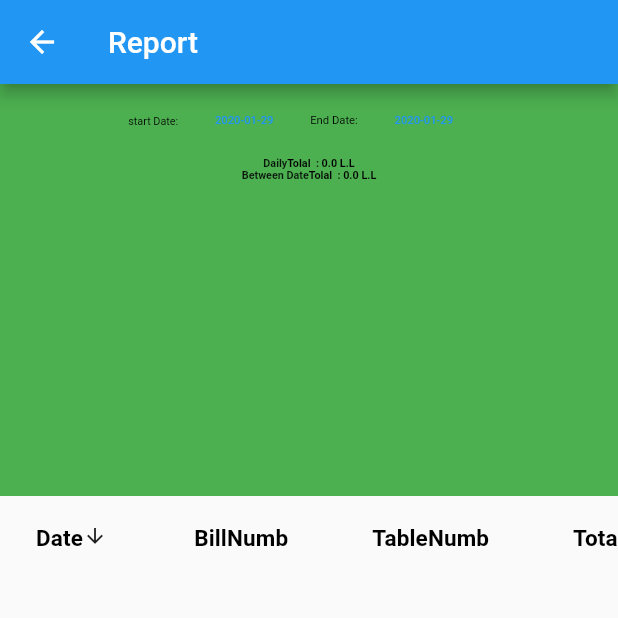
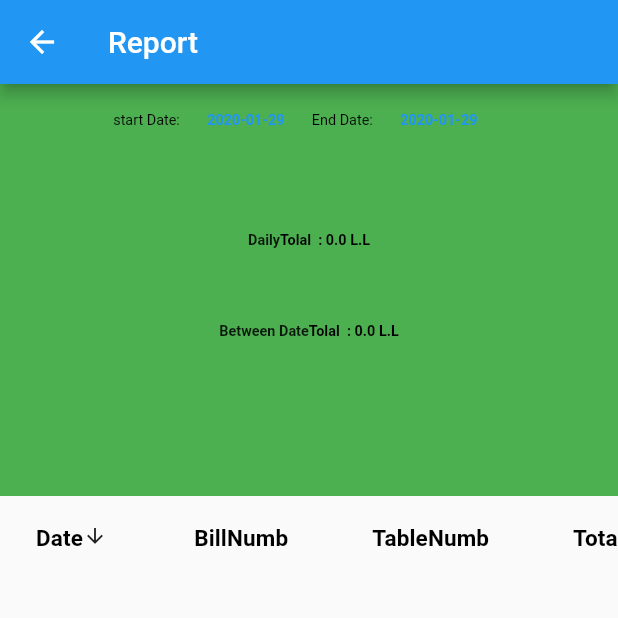
Before and after one commit to kassemxx1/caffe, a Flutter app: the ReportScreen screen opened by its route, on a phone screen of 412 x 824 dp, the top half of it. Run offline on Flutter 3.47's test engine with Material 2 defaults, Android fonts, the phone set to English and light mode, and no system bars; our stand-ins replace date_format, dropdown_formfield, flutter_datetime_picker, modal_progress_hud, pdf, printing; missing offline and left inert: dart:html, database, flutter_counter; network calls fail.

Commit message:
print design

```diff
--- a/lib/Report_Screen.dart
+++ b/lib/Report_Screen.dart
@@ -1,10 +1,10 @@
 import 'dart:convert';
-
 import 'package:database/database.dart';
 import 'package:flutter/material.dart';
 import 'package:date_format/date_format.dart';
 import 'package:flutter_datetime_picker/flutter_datetime_picker.dart';
 import 'package:http/http.dart' as http;
+
 import 'Main_Screen.dart';
 
 
@@ -20,6 +20,7 @@ class ReportScreen extends StatefulWidget {
 }
 
 class _ReportScreenState extends State<ReportScreen> {
+  var today = new DateTime(year, month, day, 0, 0, 0, 0, 0);
   var tomorow = new DateTime(year, month, day, 23, 59, 59, 99, 99);
   var startDate = DateTime(year, month, day, 0, 0, 0, 0, 0);
   var endDate = new DateTime(year, month, day, 23, 59, 59, 99, 99);
@@ -130,7 +131,7 @@ var itemlist;
                     Row(
                       mainAxisAlignment: MainAxisAlignment.center,
                       children: <Widget>[
-                        Text('start Date:',style: TextStyle(fontSize: 35*data.size.width/2000,color: Colors.black),),
+                        Text('start Date:',style: TextStyle(fontSize: 35*data.size.width/1500,color: Colors.black),),
                         FlatButton(
                             onPressed: () {
                               DatePicker.showDatePicker(context,
@@ -141,7 +142,6 @@ var itemlist;
                                     setState(() {
                                       startDate = new DateTime(date.year,date.month,date.day,0,0,0);
                                     });
-                                    print(startDate);
                                     gettransationdate(startDate, endDate);
                                   },
                                   currentTime: DateTime.now(),
@@ -155,13 +155,13 @@ var itemlist;
                                 '-',
                                 dd
                               ])}',
-                              style: TextStyle(color: Colors.blue,fontSize:35*data.size.width/1920.0),
+                              style: TextStyle(color: Colors.blue,fontSize:35*data.size.width/1500.0,fontWeight: FontWeight.bold),
                             )),
                       ],
                     ),
                     Row(
                       children: <Widget>[
-                        Text('End Date:',style: TextStyle(fontSize: 35*data.size.width/1920.0,color: Colors.black)),
+                        Text('End Date:',style: TextStyle(fontSize: 35*data.size.width/1500.0,color: Colors.black)),
                         FlatButton(
                             onPressed: () {
                               DatePicker.showDatePicker(context,
@@ -186,16 +186,19 @@ var itemlist;
                                 '-',
                                 dd
                               ])}',
-                              style: TextStyle(color: Colors.blue,fontSize: 35*data.size.width/1920.0),
+                              style: TextStyle(color: Colors.blue,fontSize: 35*data.size.width/1500.0,fontWeight: FontWeight.bold),
                             )),
                       ],
                     ),
                   ],
                 ),
+                SizedBox(
+                  height: 50,
+                ),
                 Row(
                   mainAxisAlignment: MainAxisAlignment.center,
                   children: <Widget>[
-                    Text('Daily',style: TextStyle(fontSize: 35*data.size.width/2000,fontWeight: FontWeight.bold,),),
+                    Text('Daily',style: TextStyle(fontSize: 35*data.size.width/1500,fontWeight: FontWeight.bold,),),
                     FutureBuilder(
                         builder:
                             (BuildContext context, AsyncSnapshot<double> qttnumbr) {
@@ -204,18 +207,21 @@ var itemlist;
                               'Tolal  : ${qttnumbr.data} L.L',
                               style: TextStyle(color: Colors.black,
                                   fontWeight: FontWeight.bold,
-                                  fontSize: 35*data.size.width/2000),
+                                  fontSize: 35*data.size.width/1500),
                             ),
                           );
                         },
                         initialData: 1.0,
-                        future:getalltransactiondate(startDate, tomorow)),
+                        future:getalltransactiondate(today, tomorow)),
                   ],
+                ),
+                SizedBox(
+                  height: 50,
                 ),
                 Row(
                   mainAxisAlignment: MainAxisAlignment.center,
                   children: <Widget>[
-                    Text('Between Date',style: TextStyle(fontSize: 35*data.size.width/2000,fontWeight: FontWeight.bold,),),
+                    Text('Between Date',style: TextStyle(fontSize: 35*data.size.width/1500,fontWeight: FontWeight.bold,),),
                     FutureBuilder(
                         builder:
                             (BuildContext context, AsyncSnapshot<double> qttnumbr) {
@@ -224,7 +230,7 @@ var itemlist;
                               'Tolal  : ${qttnumbr.data} L.L',
                               style: TextStyle(color: Colors.black,
                                   fontWeight: FontWeight.bold,
-                                  fontSize: 35*data.size.width/2000),
+                                  fontSize: 35*data.size.width/1500),
                             ),
                           );
                         },
@@ -301,7 +307,7 @@ var itemlist;
                       DataCell(MaterialButton(
                         child: Text(
                           '${transDate.numb}',
-                          style: TextStyle(fontWeight: FontWeight.bold),
+                          style: TextStyle(fontWeight: FontWeight.bold,color: Colors.blue),
                         ),
                         onPressed: ()async{
                          await getItems(transDate.numb);
--- a/lib/main.dart
+++ b/lib/main.dart
@@ -3,7 +3,7 @@ import 'package:flutter/material.dart';
 import 'Main_Screen.dart';
 import 'Table_Screen.dart';
 import 'Report_Screen.dart';
-
+import 'Login_Screen.dart';
 void main() {
   debugDefaultTargetPlatformOverride = TargetPlatform.fuchsia;
 
@@ -18,11 +18,12 @@ class _CaffeState extends State<Caffe> {
   @override
   Widget build(BuildContext context) {
     return MaterialApp(
-      initialRoute: MainScreen.id,
+      initialRoute: LoginScreen.id,
       routes: {
         MainScreen.id : (context) => MainScreen(),
         TableScreen.id:(context) =>TableScreen(),
         ReportScreen.id:(context) =>ReportScreen(),
+        LoginScreen.id:(context) =>LoginScreen(),
 
       },
     );
--- a/pubspec.yaml
+++ b/pubspec.yaml
@@ -34,6 +34,7 @@ dependencies:
   date_format: ^1.0.8
   pdf: ^1.4.1
   printing: ^3.1.0
+
 
 
 
```
Also changed, not shown: lib/Login_Screen.dart (added, +124 -0 lines), lib/Main_Screen.dart (+138 -142 lines), lib/Table_Screen.dart (+64 -51 lines), assets/images/pirate.jpg (added), 1 other file.
